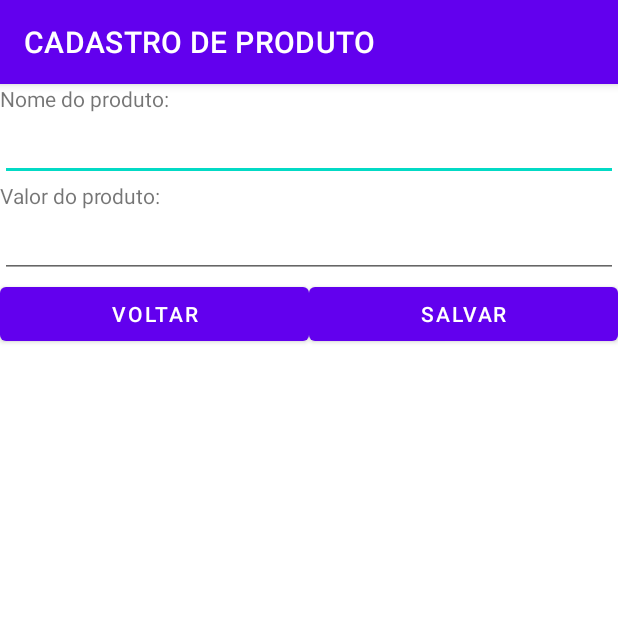
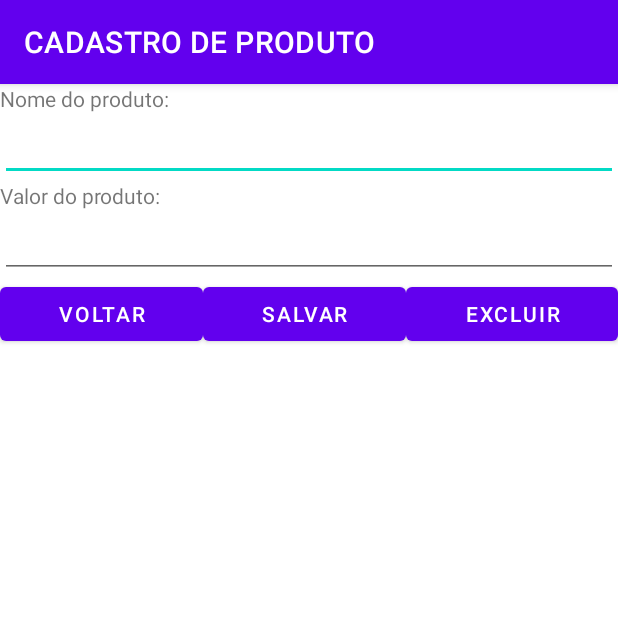
Before and after one commit to Erasmo-Git/App-Produto, an Android app: the CadastroProdutoActivity screen opened directly, with no data from a screen before it, on a phone screen of 412 x 824 dp, the top half of it. Run offline under Robolectric (Android 15) with nearby library versions, the phone set to English and light mode, and no system bars.

Commit message:
commit ecluir produto

```diff
--- a/app/src/main/java/com/example/myapplication/modelo/Produto.java
+++ b/app/src/main/java/com/example/myapplication/Produto.java
@@ -1,4 +1,4 @@
-package com.example.myapplication.modelo;
+package com.example.myapplication;
 
 import androidx.annotation.NonNull;
 
--- a/app/src/main/res/layout/activity_cadastro_produto.xml
+++ b/app/src/main/res/layout/activity_cadastro_produto.xml
@@ -53,6 +53,15 @@
             android:layout_weight="1"
             android:onClick="onClickSalvar"
             android:text="salvar" />
+
+        <Button
+            android:id="@+id/btn_excluir"
+            android:layout_width="wrap_content"
+            android:layout_height="wrap_content"
+            android:layout_weight="1"
+            android:onClick="onClickExcluir"
+            android:text="excluir" />
+
     </LinearLayout>
 
 </LinearLayout>
--- a/app/src/main/res/layout/activity_main.xml
+++ b/app/src/main/res/layout/activity_main.xml
@@ -18,4 +18,5 @@
         android:layout_height="wrap_content"
         android:onClick="onClickNovoProduto"
         android:text="novo produto" />
+
 </LinearLayout>
```
Also changed, not shown: app/src/main/java/com/example/myapplication/CadastroProdutoActivity.java (+25 -9 lines), app/src/main/java/com/example/myapplication/MainActivity.java (+13 -13 lines).
